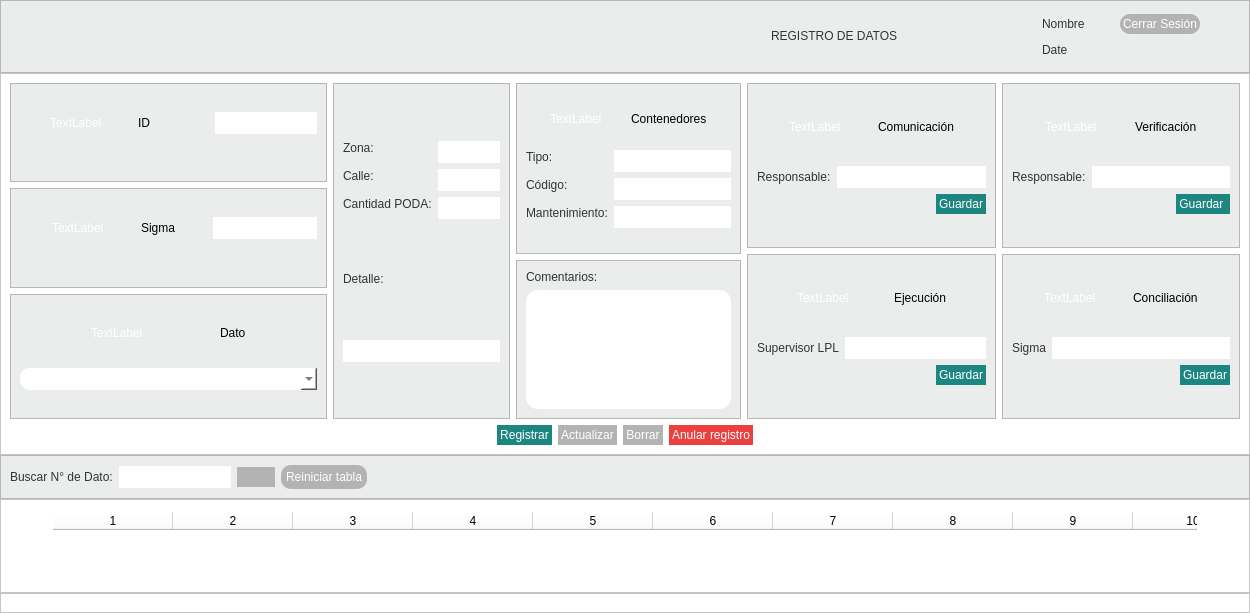
This is registro_datos.ui in altitude-solutions/Operador_Radio as Qt 5 draws it before an edit. The edited form follows.
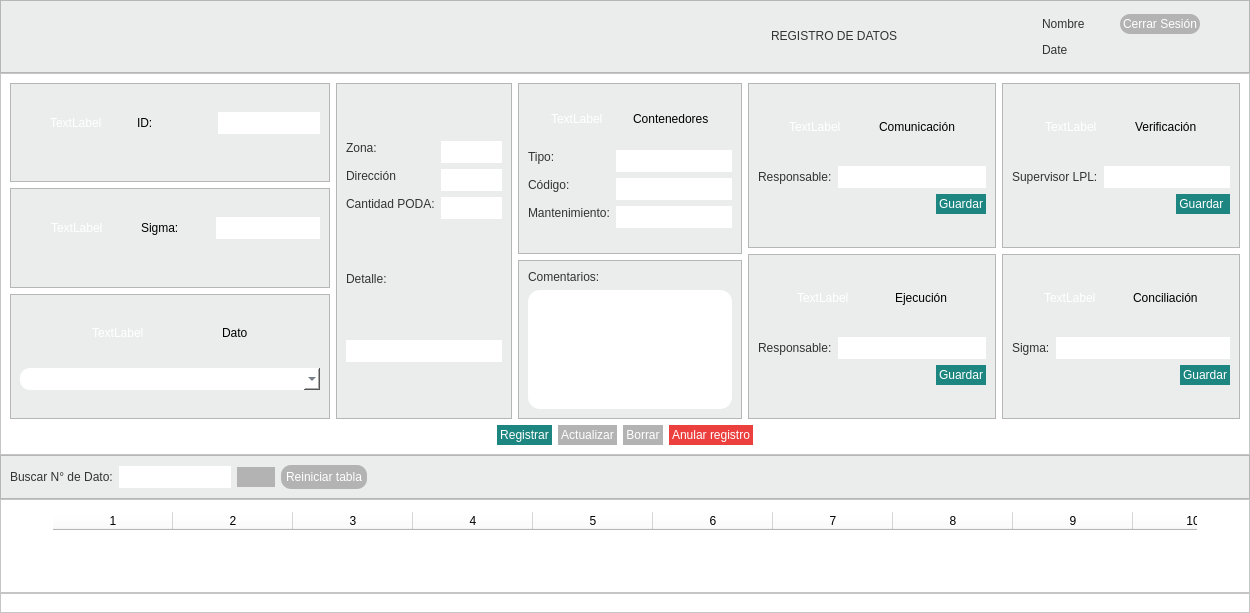
This is the edited form.

What changed in the file:
```diff
--- a/registro_datos.ui
+++ b/registro_datos.ui
@@ -343,7 +343,7 @@
 font: 14pt &quot;MS Shell Dlg 2&quot;;</string>
                      </property>
                      <property name="text">
-                      <string>ID</string>
+                      <string>ID:</string>
                      </property>
                     </widget>
                    </item>
@@ -504,7 +504,7 @@
 font: 14pt &quot;MS Shell Dlg 2&quot;;</string>
                      </property>
                      <property name="text">
-                      <string>Sigma</string>
+                      <string>Sigma:</string>
                      </property>
                     </widget>
                    </item>
@@ -802,7 +802,7 @@
 max-width:5em;</string>
                    </property>
                    <property name="text">
-                    <string>Calle:</string>
+                    <string>Dirección</string>
                    </property>
                   </widget>
                  </item>
@@ -1576,7 +1576,7 @@
 max-width:6em;</string>
                      </property>
                      <property name="text">
-                      <string>Responsable:</string>
+                      <string>Supervisor LPL:</string>
                      </property>
                     </widget>
                    </item>
@@ -1783,7 +1783,7 @@
 max-width:6em;</string>
                      </property>
                      <property name="text">
-                      <string>Supervisor LPL</string>
+                      <string>Responsable:</string>
                      </property>
                     </widget>
                    </item>
@@ -1990,7 +1990,7 @@
 max-width:6em;</string>
                      </property>
                      <property name="text">
-                      <string>Sigma</string>
+                      <string>Sigma:</string>
                      </property>
                     </widget>
                    </item>
```
